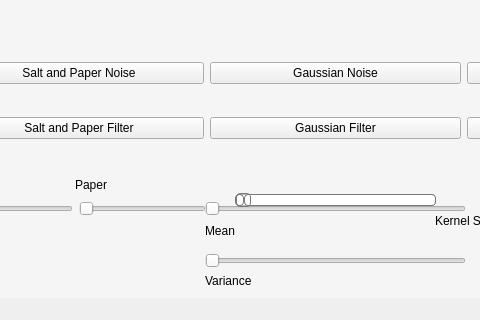
Qt form mainwindow.ui (MohabGhobashy/image_processing_studio) before a commit; both pictures show x 116 to 596 and y 451 to 771 of the 894 by 771 pixel window.
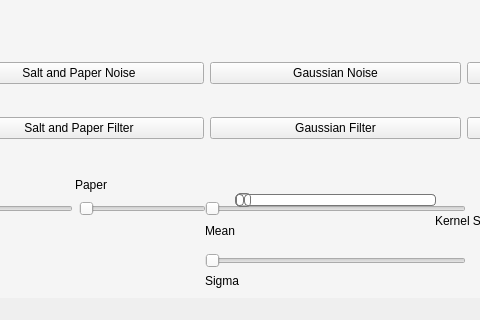
The same form after that commit. The open tabs and pages were chosen to show the change. Icons and pictures are not drawn.

Diff of the .ui file:
```diff
--- a/mainwindow.ui
+++ b/mainwindow.ui
@@ -691,7 +691,7 @@
        </rect>
       </property>
       <property name="text">
-       <string>Variance</string>
+       <string>Sigma</string>
       </property>
      </widget>
      <widget class="QLabel" name="kernelSize">
```
Left out of the diff: 2 changed lines with no effect on the pictures.
